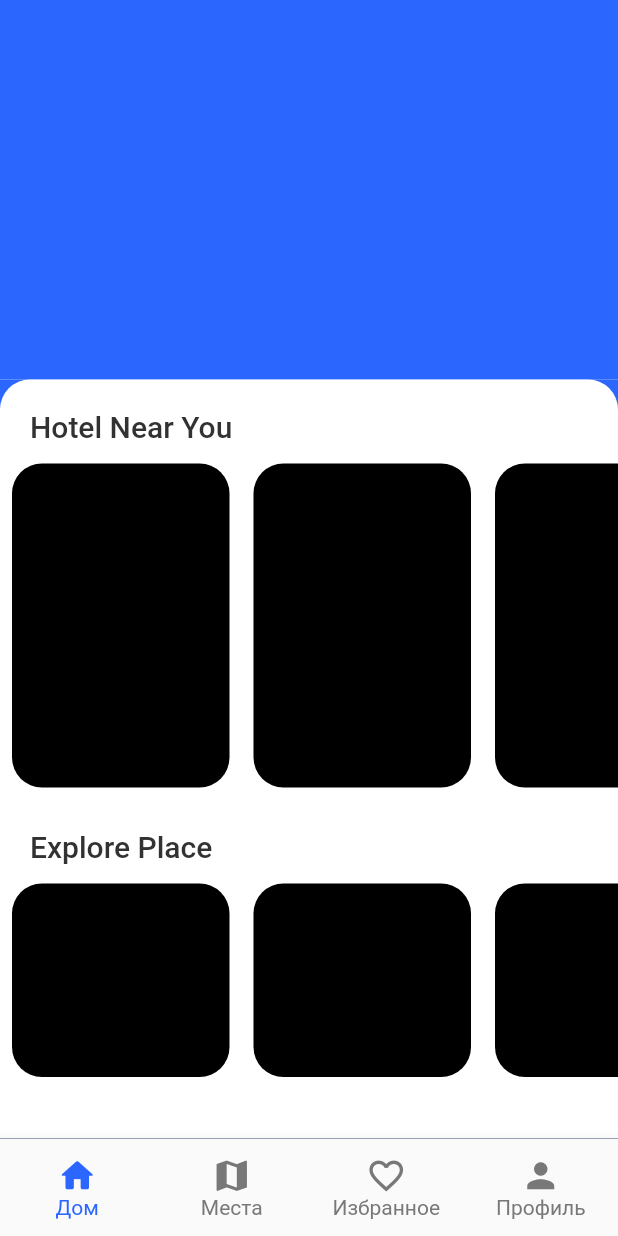
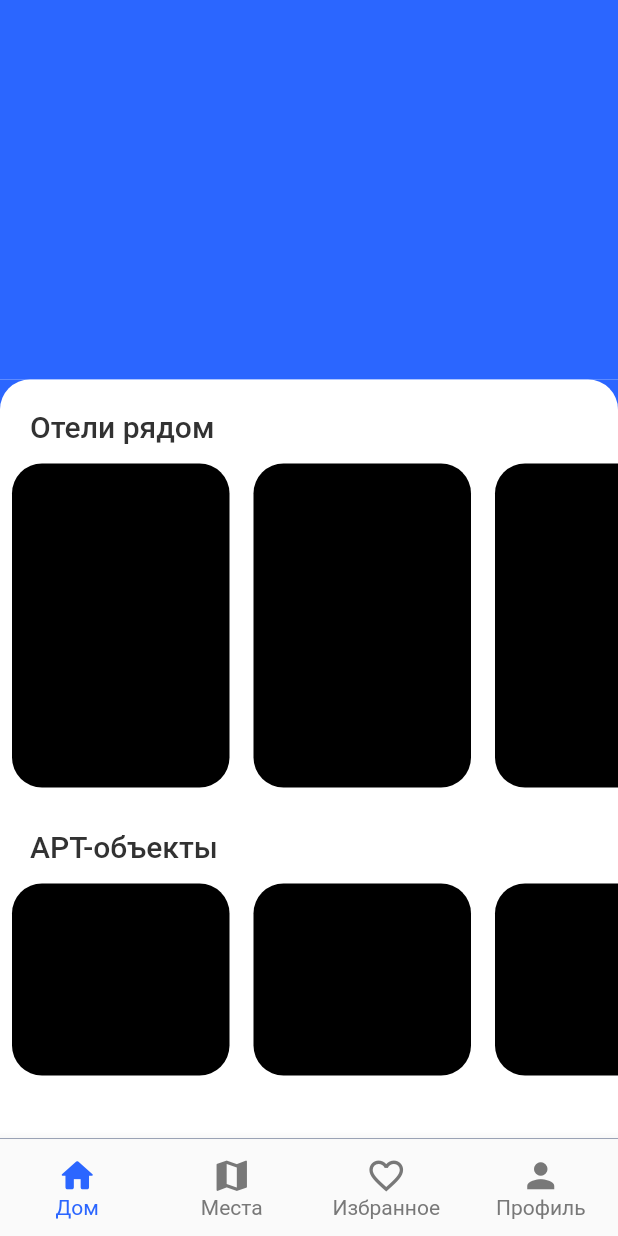
Before and after one commit to ErikBagaev1/ossetia, a Flutter app: the screen it shows after launch, on a phone screen of 412 x 824 dp. Run offline on Flutter 3.47's test engine with Material 2 defaults, Android fonts, the phone set to English and light mode, and no system bars; Roboto replaces fonts that are missing (SF Pro).

Commit message:
без БД

```diff
--- a/lib/HomeDisplay/home_display.dart
+++ b/lib/HomeDisplay/home_display.dart
@@ -34,15 +34,13 @@ class HomeDisplayWidget extends StatelessWidget {
                 ),
                 child: const Column(
                   children: [
-                    textCard(text: "Hotel Near You "),
-                    placeCard(
+                    textCard(text: "Отели рядом"),
+                    placeCard.home(
                       height: 232,
                       widht: 145,
                     ),
-                    textCard(
-                      text: "Explore Place",
-                    ),
-                    placeCard(height: 145, widht: 145)
+                    textCard(text: "АРТ-объекты"),
+                    placeCard.art(height: 144, widht: 145)
                   ],
                 ),
               ),
--- a/lib/HomeDisplay/home_model.dart
+++ b/lib/HomeDisplay/home_model.dart
@@ -1,5 +1,3 @@
-import 'package:flutter/material.dart';
-
 class HomeModel {
   final String image;
   final String name;
--- a/lib/HomeDisplay/place_card.dart
+++ b/lib/HomeDisplay/place_card.dart
@@ -1,10 +1,17 @@
+// ignore_for_file: camel_case_types
+
 import 'package:flutter/material.dart';
 
 class placeCard extends StatelessWidget {
   final double height;
   final double widht;
 
-  const placeCard({
+  const placeCard.home({
+    super.key,
+    required this.height,
+    required this.widht,
+  });
+  const placeCard.art({
     super.key,
     required this.height,
     required this.widht,
@@ -12,7 +19,11 @@ class placeCard extends StatelessWidget {
 
   @override
   Widget build(BuildContext context) {
-    return SizedBox(
+    return InkWell(
+      onTap: () {
+        Navigator.pushNamed(context, "/about");
+      },
+      child: SizedBox(
         height: height,
         child: ListView.builder(
             scrollDirection: Axis.horizontal,
@@ -31,6 +42,7 @@ class placeCard extends StatelessWidget {
                 ),
               );
             }),
+      ),
     );
   }
 }
--- a/lib/main.dart
+++ b/lib/main.dart
@@ -1,5 +1,6 @@
 import 'package:flutter/material.dart';
 import 'package:ossetia/BasikDisplay/basik_display.dart';
+import 'package:ossetia/HomeDisplay/home_about.dart';
 import 'package:ossetia/Theme/theme.dart';
 
 void main() {
@@ -20,6 +21,7 @@ class MyApp extends StatelessWidget {
       ),
       routes: {
         "/": (context) => const BasikDisplayWidget(),
+        "/about": (context) => const AboutHomeWidget(),
       },
       initialRoute: "/",
     );
--- a/pubspec.yaml
+++ b/pubspec.yaml
@@ -59,9 +59,8 @@ flutter:
   uses-material-design: true
 
   # To add assets to your application, add an assets section, like this:
-  # assets:
-  #   - images/a_dot_burr.jpeg
-  #   - images/a_dot_ham.jpeg
+  assets:
+    - assets/images/
 
   # An image asset can refer to one or more resolution-specific "variants", see
   # https://flutter.dev/assets-and-images/#resolution-aware
```
Also changed, not shown: lib/HomeDisplay/home_about.dart (added, +22 -0 lines), assets/images/first.png (added). Lines whose indentation alone changed are shown as unchanged.
